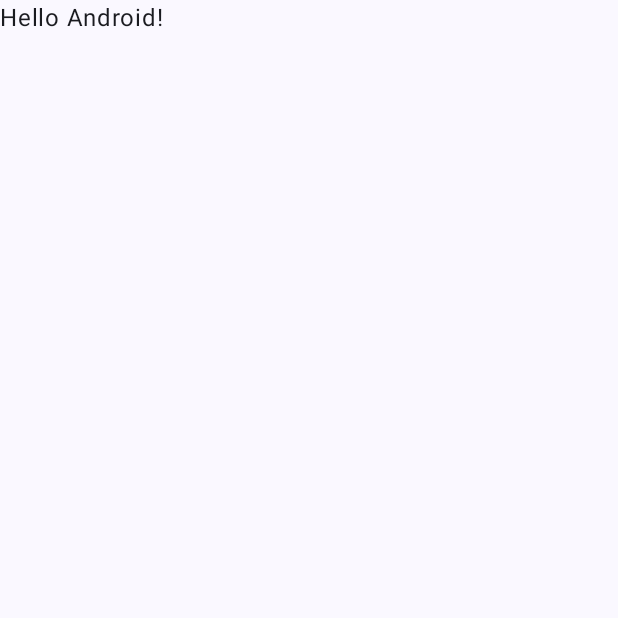
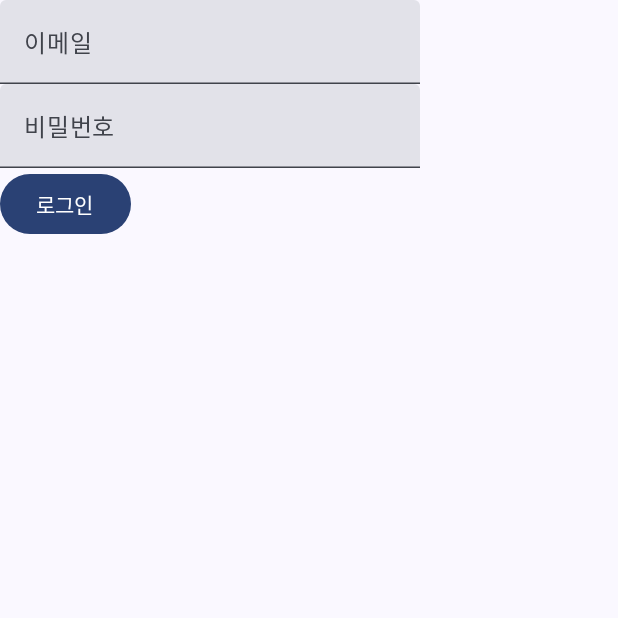
Before and after one commit to joon6093/Today-Fit-Complete, an Android app built with Jetpack Compose: the screen it shows after launch (MainActivity), on a phone screen of 412 x 824 dp, the top half of it. Before the commit the part shown is almost empty. Run offline under Robolectric (Android 15) with nearby library versions, the phone set to English and light mode, and no system bars; our stand-ins replace livedata-compose.

Commit message:
[ADD] 프론트엔드 로그인 로직 구현

```diff
--- a/TodayFitComplete_Frontend/app/build.gradle.kts
+++ b/TodayFitComplete_Frontend/app/build.gradle.kts
@@ -50,7 +50,6 @@ android {
 }
 
 dependencies {
-
     implementation("androidx.core:core-ktx:1.9.0")
     implementation("androidx.lifecycle:lifecycle-runtime-ktx:2.6.2")
     implementation("androidx.activity:activity-compose:1.8.1")
@@ -66,4 +65,8 @@ dependencies {
     androidTestImplementation("androidx.compose.ui:ui-test-junit4")
     debugImplementation("androidx.compose.ui:ui-tooling")
     debugImplementation("androidx.compose.ui:ui-test-manifest")
+    //추가
+    implementation("com.squareup.retrofit2:retrofit:2.9.0")
+    implementation("com.squareup.retrofit2:converter-gson:2.9.0")
+    implementation("androidx.compose.runtime:runtime-livedata:1.5.4")
 }
--- a/TodayFitComplete_Frontend/app/src/main/AndroidManifest.xml
+++ b/TodayFitComplete_Frontend/app/src/main/AndroidManifest.xml
@@ -1,8 +1,9 @@
 <?xml version="1.0" encoding="utf-8"?>
 <manifest xmlns:android="http://schemas.android.com/apk/res/android"
     xmlns:tools="http://schemas.android.com/tools">
-
+    <uses-permission android:name="android.permission.INTERNET"/>
     <application
+        android:usesCleartextTraffic="true"
         android:allowBackup="true"
         android:dataExtractionRules="@xml/data_extraction_rules"
         android:fullBackupContent="@xml/backup_rules"
--- /dev/null
+++ b/TodayFitComplete_Frontend/app/src/main/java/kr/ac/kumoh/ce/s20190633/todayfitcomplete_frontend/ApiService.kt
@@ -0,0 +1,12 @@
+package kr.ac.kumoh.ce.s20190633.todayfitcomplete_frontend
+
+import kr.ac.kumoh.ce.s20190633.todayfitcomplete_frontend.Dto.Member.MemberLoginDto
+import kr.ac.kumoh.ce.s20190633.todayfitcomplete_frontend.Dto.Member.MemberTokenResponse
+import retrofit2.Call
+import retrofit2.http.Body
+import retrofit2.http.POST
+
+interface ApiService {
+    @POST("/user/login")
+    fun login(@Body loginRequest: MemberLoginDto): Call<MemberTokenResponse>
+}
--- /dev/null
+++ b/TodayFitComplete_Frontend/app/src/main/java/kr/ac/kumoh/ce/s20190633/todayfitcomplete_frontend/Dto/Member/MemberLoginDto.kt
@@ -0,0 +1,6 @@
+package kr.ac.kumoh.ce.s20190633.todayfitcomplete_frontend.Dto.Member
+
+data class MemberLoginDto(
+    val email: String,
+    val password: String
+)
--- /dev/null
+++ b/TodayFitComplete_Frontend/app/src/main/java/kr/ac/kumoh/ce/s20190633/todayfitcomplete_frontend/Dto/Member/MemberResponse.kt
@@ -0,0 +1,4 @@
+package kr.ac.kumoh.ce.s20190633.todayfitcomplete_frontend.Dto.Member
+
+class MemberResponse {
+}
--- /dev/null
+++ b/TodayFitComplete_Frontend/app/src/main/java/kr/ac/kumoh/ce/s20190633/todayfitcomplete_frontend/Dto/Member/MemberTokenResponse.kt
@@ -0,0 +1,6 @@
+package kr.ac.kumoh.ce.s20190633.todayfitcomplete_frontend.Dto.Member
+
+data class MemberTokenResponse(
+    val email: String,
+    val token: String
+)
--- a/TodayFitComplete_Frontend/app/src/main/java/kr/ac/kumoh/ce/s20190633/todayfitcomplete_frontend/MainActivity.kt
+++ b/TodayFitComplete_Frontend/app/src/main/java/kr/ac/kumoh/ce/s20190633/todayfitcomplete_frontend/MainActivity.kt
@@ -3,44 +3,70 @@ package kr.ac.kumoh.ce.s20190633.todayfitcomplete_frontend
 import android.os.Bundle
 import androidx.activity.ComponentActivity
 import androidx.activity.compose.setContent
+import androidx.compose.foundation.layout.Column
 import androidx.compose.foundation.layout.fillMaxSize
+import androidx.compose.foundation.text.KeyboardOptions
+import androidx.compose.material3.Button
+import androidx.compose.material3.ExperimentalMaterial3Api
 import androidx.compose.material3.MaterialTheme
 import androidx.compose.material3.Surface
 import androidx.compose.material3.Text
+import androidx.compose.material3.TextField
 import androidx.compose.runtime.Composable
+import androidx.compose.runtime.getValue
+import androidx.compose.runtime.livedata.observeAsState
+import androidx.compose.runtime.mutableStateOf
+import androidx.compose.runtime.remember
+import androidx.compose.runtime.setValue
 import androidx.compose.ui.Modifier
-import androidx.compose.ui.tooling.preview.Preview
+import androidx.compose.ui.text.input.KeyboardType
+import androidx.compose.ui.text.input.PasswordVisualTransformation
+import androidx.lifecycle.ViewModelProvider
+import kr.ac.kumoh.ce.s20190633.todayfitcomplete_frontend.Member.LoginViewModel
 import kr.ac.kumoh.ce.s20190633.todayfitcomplete_frontend.ui.theme.TodayFitComplete_FrontendTheme
 
 class MainActivity : ComponentActivity() {
     override fun onCreate(savedInstanceState: Bundle?) {
         super.onCreate(savedInstanceState)
+        val loginViewModel = ViewModelProvider(this).get(LoginViewModel::class.java)
+
         setContent {
             TodayFitComplete_FrontendTheme {
-                // A surface container using the 'background' color from the theme
                 Surface(
                     modifier = Modifier.fillMaxSize(),
                     color = MaterialTheme.colorScheme.background
                 ) {
-                    Greeting("Android")
+                    LoginScreen(loginViewModel)
                 }
             }
         }
     }
 }
 
+@OptIn(ExperimentalMaterial3Api::class)
 @Composable
-fun Greeting(name: String, modifier: Modifier = Modifier) {
-    Text(
-        text = "Hello $name!",
-        modifier = modifier
-    )
+fun LoginScreen(loginViewModel: LoginViewModel) {
+    var email by remember { mutableStateOf("") }
+    var password by remember { mutableStateOf("") }
+
+    Column {
+        TextField(
+            value = email,
+            onValueChange = { email = it },
+            label = { Text("이메일") }
+        )
+        TextField(
+            value = password,
+            onValueChange = { password = it },
+            label = { Text("비밀번호") },
+            visualTransformation = PasswordVisualTransformation(),
+            keyboardOptions = KeyboardOptions(keyboardType = KeyboardType.Password)
+        )
+        Button(onClick = { loginViewModel.login(email, password) }) {
+            Text("로그인")
+        }
+    }
+    // 로그인 결과 관찰 및 처리
+    val loginResult = loginViewModel.loginResult.observeAsState().value
+    // 로그인 결과에 따른 UI 업데이트 또는 네비게이션
 }
-
-@Preview(showBackground = true)
-@Composable
-fun GreetingPreview() {
-    TodayFitComplete_FrontendTheme {
-        Greeting("Android")
-    }
-}
```
Also changed, not shown: TodayFitComplete_Frontend/app/src/main/java/kr/ac/kumoh/ce/s20190633/todayfitcomplete_frontend/Member/LoginViewModel.kt (added, +41 -0 lines).
